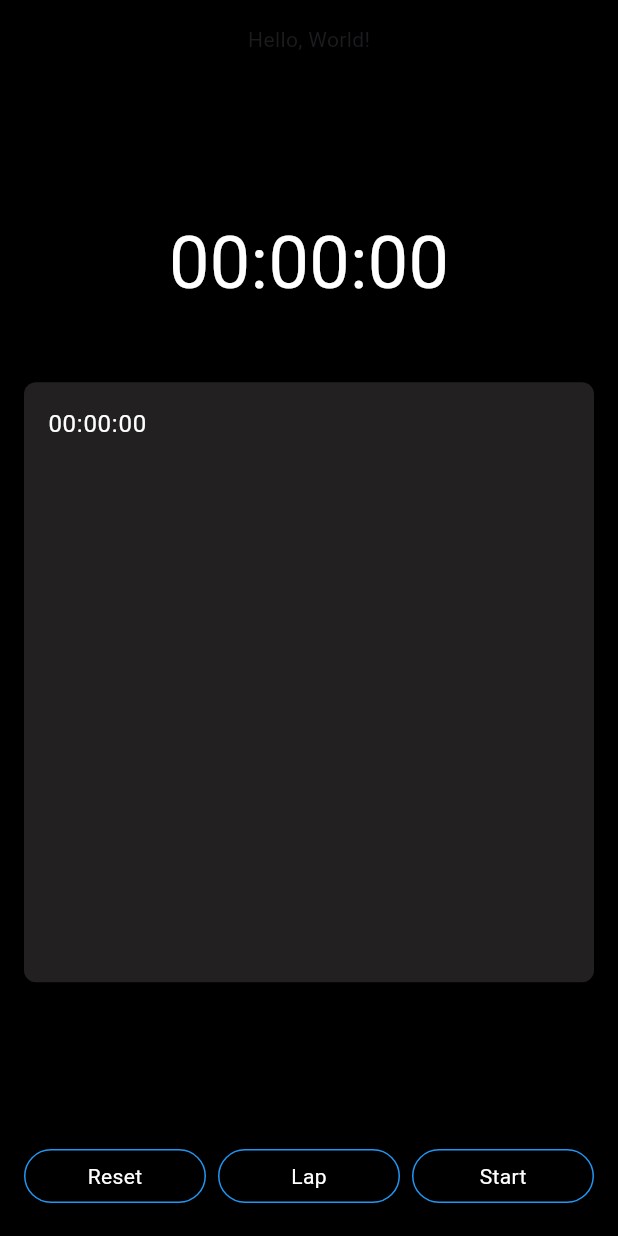
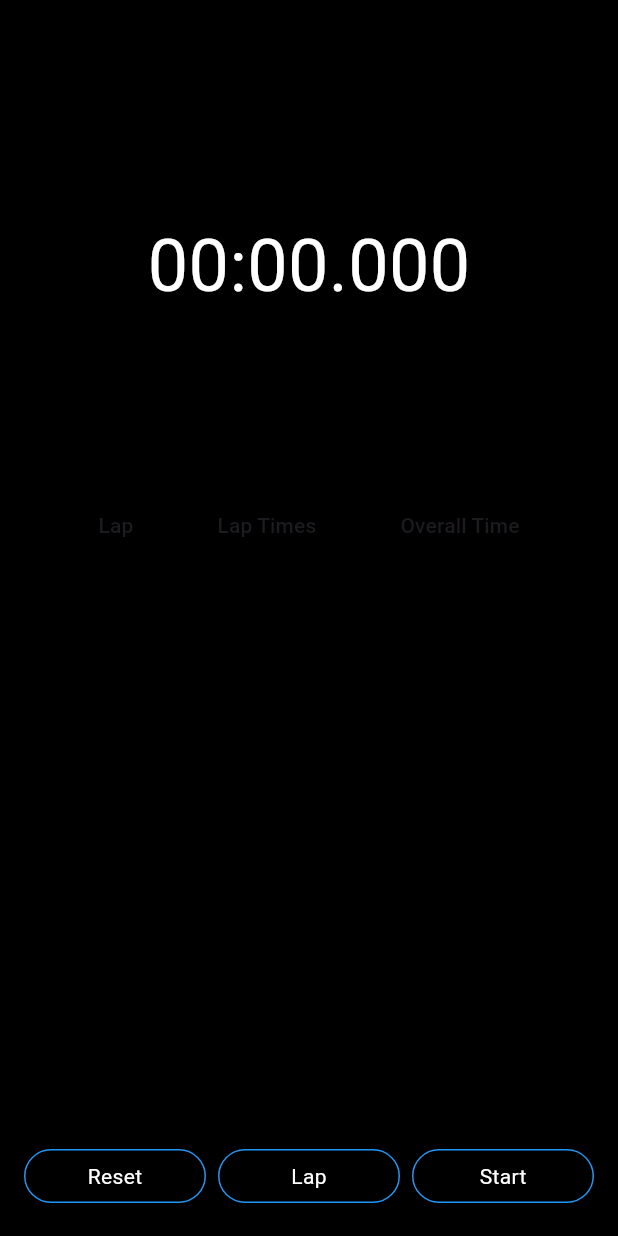
Before and after one commit to jmonterolad/stopwatch_challenge, a Flutter app: the screen it shows after launch, item 2 of the bottom bar chosen, after a tap on "Reset", on a phone screen of 412 x 824 dp. Run offline on Flutter 3.47's test engine with Material 3 defaults, Android fonts, the phone set to English and light mode, and no system bars.

```diff
--- a/lib/clockwidget.dart
+++ /dev/null
@@ -1,23 +0,0 @@
-import 'package:flutter/material.dart';
-
-buildTimeCard({required String time}) => Column(
-      mainAxisAlignment: MainAxisAlignment.center,
-      children: [
-        Container(
-          padding: const EdgeInsets.all(8),
-          decoration: BoxDecoration(
-            // color: Colors.white,
-            borderRadius: BorderRadius.circular(20),
-          ),
-          child: Text(
-            time,
-            style: const TextStyle(
-              fontWeight: FontWeight.bold,
-              color: Colors.white,
-              fontSize: 45,
-            ),
-          ),
-        ),
-        const SizedBox(height: 15),
-      ],
-    );
--- a/lib/main.dart
+++ b/lib/main.dart
@@ -32,64 +32,78 @@ class StopwatchApp extends StatefulWidget {
 }
 
 class _StopwatchAppState extends State<StopwatchApp> {
-  // late final StopWatchTimer _stopWatchTimer;
-  int second = 0, minutes = 0, hours = 0;
-  String digitSeconds = "00", digitMinutes = "00", digitHours = "00";
+  int elapsedMilliseconds = 0, seconds = 0, minutes = 0;
+  String digitSeconds = "00", digitMinutes = "00";
   Timer? timer;
   bool started = false;
-  List laps = [];
+  List<DataRow> lapRows = [];
+
+  Stopwatch stopwatch = Stopwatch();
+  int lapNumber = 0;
+  int maxVisibleLaps = 5; // Set the maximum number of visible laps
 
   void stop() {
-    timer!.cancel();
+    stopwatch.stop();
+    timer?.cancel();
     setState(() {
       started = false;
     });
   }
 
   void reset() {
-    timer!.cancel();
+    timer?.cancel();
     setState(() {
-      second = 0;
+      stopwatch.reset();
+      elapsedMilliseconds = 0;
+      seconds = 0;
       minutes = 0;
-      hours = 0;
       digitSeconds = "00";
       digitMinutes = "00";
-      digitHours = "00";
       started = false;
-      laps.clear();
+      lapRows.clear();
+      lapNumber = 0;
     });
   }
 
   void addLaps() {
-    String lap = "$digitHours:$digitMinutes:$digitSeconds";
-    setState(() {
-      laps.add(lap);
-    });
+    lapNumber++;
+    String lapTime = "$digitMinutes:$digitSeconds.${(elapsedMilliseconds % 1000).toString().padLeft(3, '0')}";
+    String overallTime = "$digitMinutes:$digitSeconds";
+
+    // Create a DataRow for the lap and add it to lapRows
+    lapRows.insert(
+      0,
+      DataRow(
+        cells: [
+          DataCell(Text("Lap $lapNumber")),
+          DataCell(Text(lapTime)),
+          DataCell(Text(overallTime)),
+        ],
+      ),
+    );
+
+    // Limit the number of visible laps
+    if (lapRows.length > maxVisibleLaps) {
+      lapRows.sort();
+    }
+
+    setState(() {});
   }
 
   void start() {
+    stopwatch.start();
     started = true;
-    timer = Timer.periodic(const Duration(seconds: 1), (timer) {
-      int localSeconds = second + 1;
-      int localMinutes = minutes;
-      int localHours = hours;
+    timer = Timer.periodic(const Duration(milliseconds: 100), (timer) {
+      int localMilliseconds = stopwatch.elapsedMilliseconds;
+      int localSeconds = localMilliseconds ~/ 1000;
+      int localMinutes = localSeconds ~/ 60;
 
-      if (localSeconds > 59) {
-        if (localMinutes > 59) {
-          localHours++;
-          localMinutes = 0;
-        } else {
-          localMinutes++;
-          localSeconds = 0;
-        }
-      }
       setState(() {
-        second = localSeconds;
+        elapsedMilliseconds = localMilliseconds;
+        seconds = localSeconds % 60;
         minutes = localMinutes;
-        hours = localHours;
-        digitSeconds = (second >= 10) ? "$second" : "0$second";
-        digitMinutes = (minutes >= 10) ? "$minutes" : "$minutes";
-        digitHours = (hours >= 10) ? "$hours" : "$hours";
+        digitSeconds = (seconds >= 10) ? "$seconds" : "0$seconds";
+        digitMinutes = (minutes >= 10) ? "$minutes" : "0$minutes";
       });
     });
   }
@@ -97,52 +111,44 @@ class _StopwatchAppState extends State<StopwatchApp> {
   @override
   Widget build(BuildContext context) {
     return Scaffold(
-      backgroundColor: Color.fromARGB(255, 0, 0, 0),
+      backgroundColor: const Color.fromARGB(255, 0, 0, 0),
       body: SafeArea(
         child: Padding(
-          padding: EdgeInsets.all(16.0),
+          padding: const EdgeInsets.all(16.0),
           child: Column(
             mainAxisAlignment: MainAxisAlignment.spaceBetween,
             crossAxisAlignment: CrossAxisAlignment.center,
             children: [
-              Center(child: Text('Hello, World!')),
-              SizedBox(
+              const SizedBox(
                 height: 16.0,
               ),
               Center(
                 child: Text(
-                  "$digitHours:$digitMinutes:$digitSeconds",
-                  style: TextStyle(
+                  "$digitMinutes:$digitSeconds.${(elapsedMilliseconds % 1000).toString().padLeft(3, '0')}",
+                  style: const TextStyle(
                     fontSize: 48.0,
                     color: Colors.white,
                   ),
                 ),
               ),
-              // Optional Timer
-              // Center(
-              //   child: Text("00:00:00", style: TextStyle(color: Colors.white),)
+              // const SizedBox(
+              //   height: 16.0,
               // ),
               Container(
-                height: 400.0,
-                decoration: BoxDecoration(
-                  color: const Color.fromARGB(255, 34, 32, 32),
-                  borderRadius: BorderRadius.circular(8.0),
+                height: 200.0, // Set the maximum height for the DataTable container
+                child: SingleChildScrollView(
+                  scrollDirection: Axis.vertical,
+                  child: DataTable(
+                    columns: const [
+                      DataColumn(label: Text('Lap')),
+                      DataColumn(label: Text('Lap Times')),
+                      DataColumn(label: Text('Overall Time')),
+                    ],
+                    rows: lapRows,
+                  ),
                 ),
-                child: ListView.builder(
-                  itemCount: laps.length,
-                  itemBuilder: (context, index) {
-                    return ListTile(
-                      title: Text(
-                        laps[index],
-                        style: TextStyle(color: Colors.white),
-                      ),
-                    );
-                  },
-                ),
-                // Optional ListView
-
               ),
-              SizedBox(
+              const SizedBox(
                 height: 16.0,
               ),
               Row(
@@ -151,42 +157,42 @@ class _StopwatchAppState extends State<StopwatchApp> {
                   Expanded(
                     child: RawMaterialButton(
                       onPressed: () => reset(),
-                      shape: StadiumBorder(
+                      shape: const StadiumBorder(
                         side: BorderSide(color: Colors.blue),
                       ),
-                      child: Text(
+                      child: const Text(
                         'Reset',
                         style: TextStyle(color: Colors.white),
                       ),
                     ),
                   ),
-                  SizedBox(
+                  const SizedBox(
                     width: 8.0,
                   ),
                   Expanded(
                     child: RawMaterialButton(
                       onPressed: () => addLaps(),
-                      shape: StadiumBorder(
+                      shape: const StadiumBorder(
                         side: BorderSide(color: Colors.blue),
                       ),
-                      child: Text(
+                      child: const Text(
                         'Lap',
                         style: TextStyle(color: Colors.white),
                       ),
                     ),
                   ),
-                  SizedBox(
+                  const SizedBox(
                     width: 8.0,
                   ),
                   Expanded(
                     child: RawMaterialButton(
                       onPressed: () => (!started) ? start() : stop(),
-                      shape: StadiumBorder(
+                      shape: const StadiumBorder(
                         side: BorderSide(color: Colors.blue),
                       ),
                       child: Text(
                         (!started) ? "Start" : "Pause",
-                        style: TextStyle(color: Colors.white),
+                        style: const TextStyle(color: Colors.white),
                       ),
                     ),
                   ),
--- a/lib/src/clockwidget.dart
+++ /dev/null
@@ -1,23 +0,0 @@
-import 'package:flutter/material.dart';
-
-buildTimeCard({required String time}) => Column(
-      mainAxisAlignment: MainAxisAlignment.center,
-      children: [
-        Container(
-          padding: const EdgeInsets.all(8),
-          decoration: BoxDecoration(
-            color: Colors.white,
-            borderRadius: BorderRadius.circular(20),
-          ),
-          child: Text(
-            time,
-            style: const TextStyle(
-              fontWeight: FontWeight.bold,
-              color: Colors.black,
-              fontSize: 45,
-            ),
-          ),
-        ),
-        const SizedBox(height: 15),
-      ],
-    );
```
Also changed, not shown: lib/src/homepage.dart (deleted, +0 -213 lines), lib/src/test.dart (deleted, +0 -141 lines), flutter_01.png (added).
